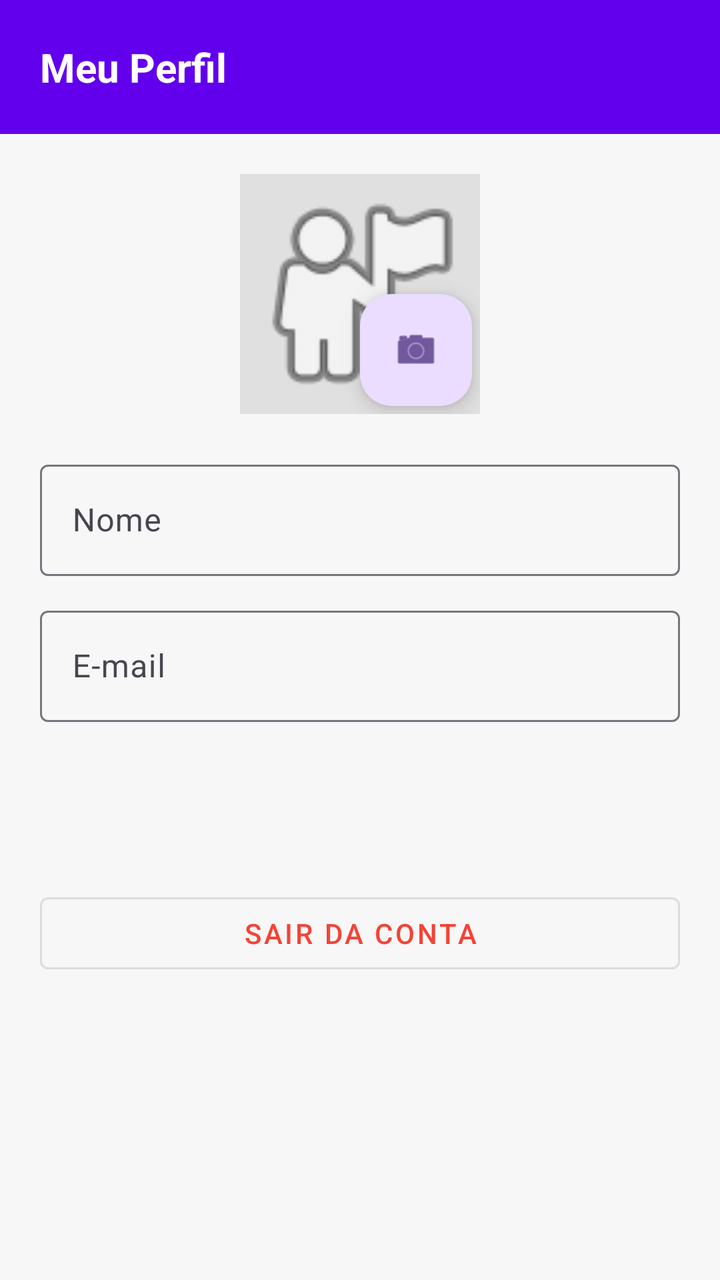
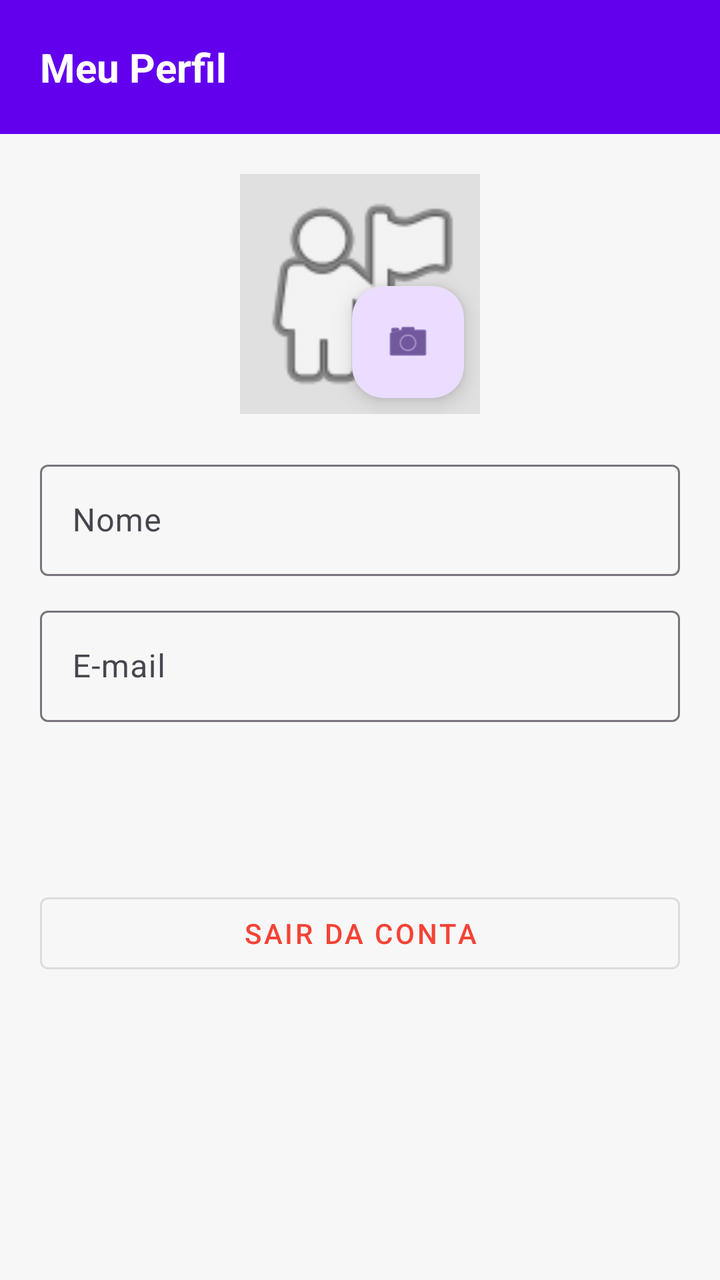

Compare the two renders of this Android layout. The source of the first and the diff that turns it into the second are given below.
<!-- AndroidManifest.xml: application theme Theme.MeuFreela -->
<!-- res/layout/activity_perfil.xml -->
<?xml version="1.0" encoding="utf-8"?>
<LinearLayout xmlns:android="http://schemas.android.com/apk/res/android"
    android:layout_width="match_parent"
    android:layout_height="match_parent"
    android:orientation="vertical"
    android:background="#F7F7F7">

    <TextView
        android:layout_width="match_parent"
        android:layout_height="wrap_content"
        android:background="#6200EE"
        android:padding="20dp"
        android:text="Meu Perfil"
        android:textColor="#FFFFFF"
        android:textSize="20sp"
        android:textStyle="bold" />

    <ScrollView
        android:layout_width="match_parent"
        android:layout_height="0dp"
        android:layout_weight="1">

        <LinearLayout
            android:layout_width="match_parent"
            android:layout_height="wrap_content"
            android:orientation="vertical"
            android:padding="20dp">

            
            <FrameLayout
                android:layout_width="wrap_content"
                android:layout_height="wrap_content"
                android:layout_gravity="center_horizontal">

                <ImageView
                    android:id="@+id/imageFoto"
                    android:layout_width="120dp"
                    android:layout_height="120dp"
                    android:background="#E0E0E0"
                    android:contentDescription="Foto de perfil"
                    android:scaleType="centerCrop"
                    android:src="@android:drawable/ic_menu_myplaces" />

                <com.google.android.material.floatingactionbutton.FloatingActionButton
                    android:id="@+id/botaoEscolherFoto"
                    android:layout_width="wrap_content"
                    android:layout_height="wrap_content"
                    android:layout_gravity="bottom|end"
                    android:layout_margin="4dp"
                    android:contentDescription="Trocar foto"
                    android:src="@android:drawable/ic_menu_camera" />
            </FrameLayout>

            <ProgressBar
                android:id="@+id/progressFoto"
                android:layout_width="wrap_content"
                android:layout_height="wrap_content"
                android:layout_gravity="center_horizontal"
                android:layout_marginTop="8dp"
                android:visibility="gone" />

            
            <com.google.android.material.textfield.TextInputLayout
                android:layout_width="match_parent"
                android:layout_height="wrap_content"
                android:layout_marginTop="20dp"
                android:hint="Nome">

                <com.google.android.material.textfield.TextInputEditText
                    android:id="@+id/editNome"
                    android:layout_width="match_parent"
                    android:layout_height="wrap_content"
                    android:enabled="false" />
            </com.google.android.material.textfield.TextInputLayout>

            <com.google.android.material.textfield.TextInputLayout
                android:layout_width="match_parent"
                android:layout_height="wrap_content"
                android:layout_marginTop="12dp"
                android:hint="E-mail">

                <com.google.android.material.textfield.TextInputEditText
                    android:id="@+id/editEmail"
                    android:layout_width="match_parent"
                    android:layout_height="wrap_content"
                    android:enabled="false" />
            </com.google.android.material.textfield.TextInputLayout>

            <TextView
                android:id="@+id/textTipo"
                android:layout_width="wrap_content"
                android:layout_height="wrap_content"
                android:layout_marginTop="20dp"
                android:textSize="16sp"
                android:textStyle="bold" />

            <TextView
                android:id="@+id/textVerificado"
                android:layout_width="wrap_content"
                android:layout_height="wrap_content"
                android:layout_marginTop="8dp"
                android:text="✓ Conta verificada"
                android:textColor="#4CAF50"
                android:visibility="gone" />

            <com.google.android.material.button.MaterialButton
                android:id="@+id/botaoTornarFreelancer"
                android:layout_width="match_parent"
                android:layout_height="wrap_content"
                android:layout_marginTop="16dp"
                android:text="🔧 Quero oferecer serviços"
                android:visibility="gone" />

            <com.google.android.material.button.MaterialButton
                android:id="@+id/botaoTornarCliente"
                android:layout_width="match_parent"
                android:layout_height="wrap_content"
                android:layout_marginTop="16dp"
                android:text="🛒 Quero contratar serviços"
                android:visibility="gone" />

            <com.google.android.material.button.MaterialButton
                android:id="@+id/botaoSair"
                style="@style/Widget.MaterialComponents.Button.OutlinedButton"
                android:layout_width="match_parent"
                android:layout_height="wrap_content"
                android:layout_marginTop="40dp"
                android:text="Sair da conta"
                android:textColor="#F44336" />
        </LinearLayout>
    </ScrollView>
</LinearLayout>
<!-- resources referenced by this layout -->
<resources>
  <style name="Theme.MeuFreela" parent="Base.Theme.MeuFreela" />
  <style name="Base.Theme.MeuFreela" parent="Theme.Material3.DayNight.NoActionBar">
          
          
      </style>
</resources>

<!-- the commit's change to res/layout/activity_perfil.xml (unified diff, before → after) -->
@@ -30,7 +30,9 @@
             <FrameLayout
                 android:layout_width="wrap_content"
                 android:layout_height="wrap_content"
-                android:layout_gravity="center_horizontal">
+                android:layout_gravity="center_horizontal"
+                android:clipChildren="false"
+                android:clipToPadding="false">
 
                 <ImageView
                     android:id="@+id/imageFoto"
@@ -46,7 +48,10 @@
                     android:layout_width="wrap_content"
                     android:layout_height="wrap_content"
                     android:layout_gravity="bottom|end"
-                    android:layout_margin="4dp"
+                    android:layout_margin="8dp"
+                    android:elevation="8dp"
+                    android:clickable="true"
+                    android:focusable="true"
                     android:contentDescription="Trocar foto"
                     android:src="@android:drawable/ic_menu_camera" />
             </FrameLayout>
@@ -59,7 +64,6 @@
                 android:layout_marginTop="8dp"
                 android:visibility="gone" />
 
-            
             <com.google.android.material.textfield.TextInputLayout
                 android:layout_width="match_parent"
                 android:layout_height="wrap_content"
